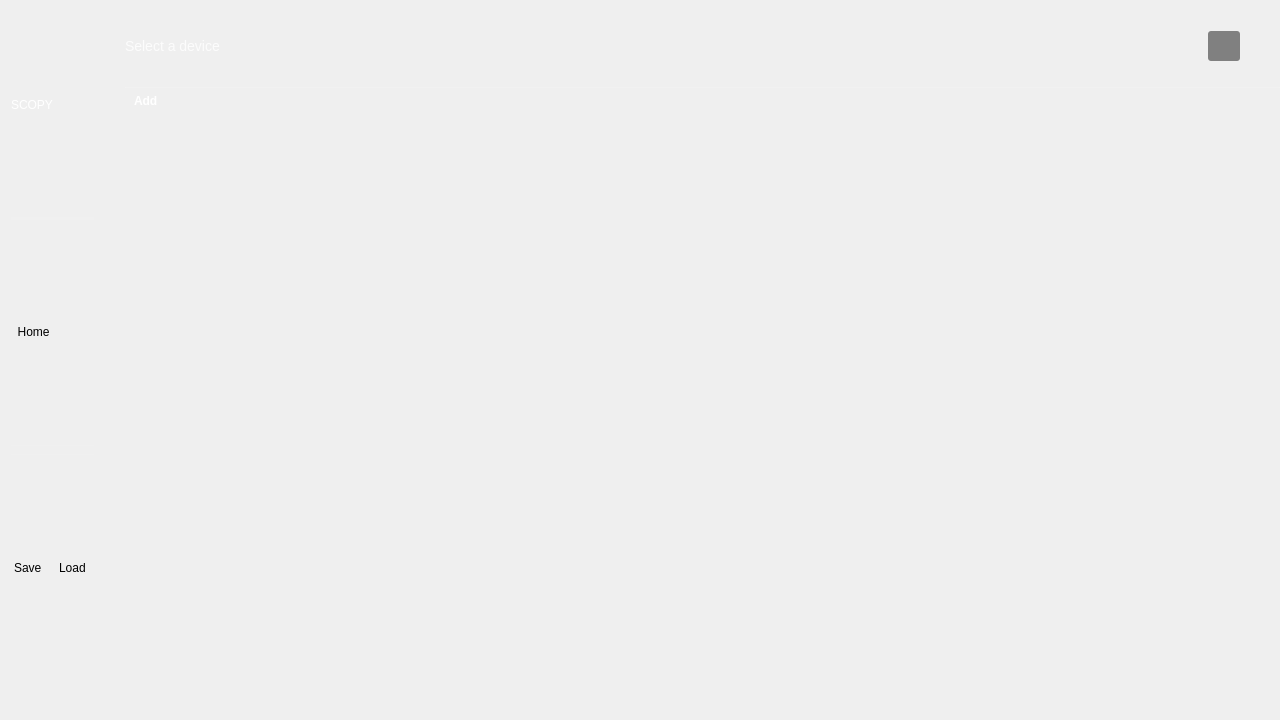
Before: the Qt Designer form ui/tool_launcher.ui in IanMadlenya/scopy, drawn with Qt 5.
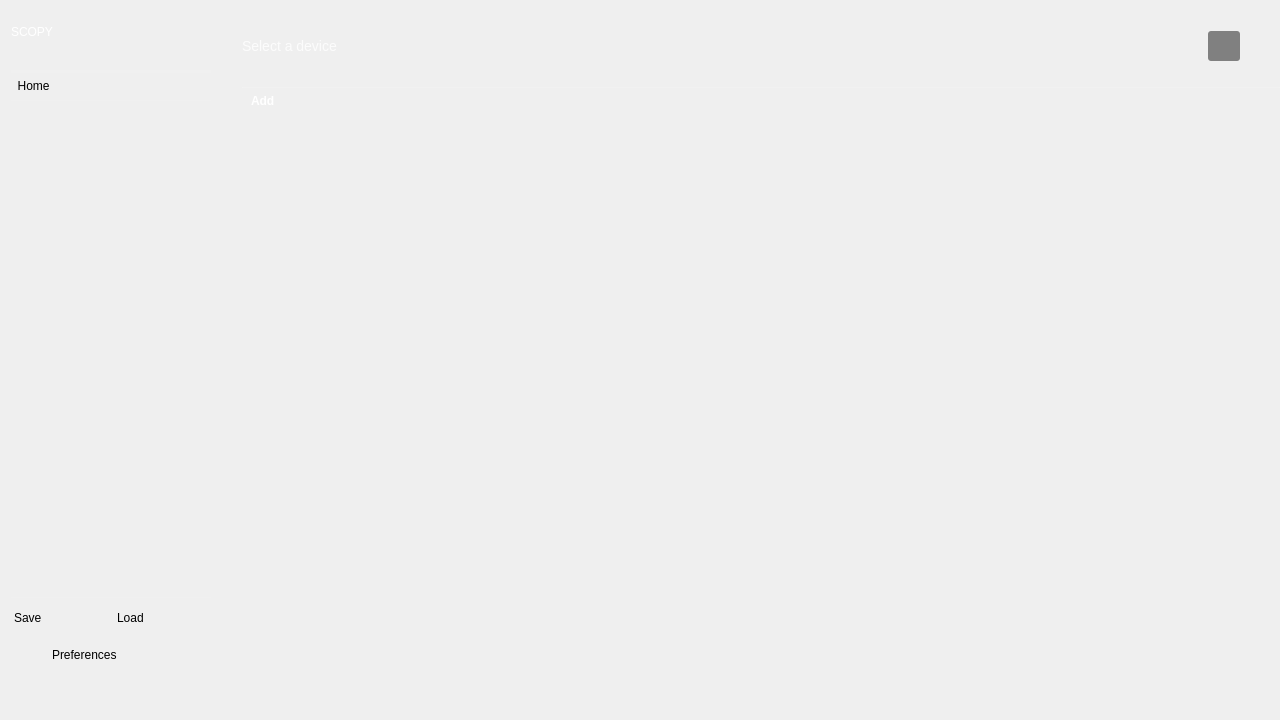
After: the same form once the commit is applied. Icons and pictures are not drawn. Custom widgets are drawn as their Qt base class.

Commit message:
ToolLauncher: Add the preference menu
A button for selecting the preference menu is available in the left side menu.
The tools menu is now generated inside a scroll area in order to be able to display all the elements of the left side menu.

What changed in the file:
```diff
--- a/ui/tool_launcher.ui
+++ b/ui/tool_launcher.ui
@@ -51,9 +51,7 @@
        </size>
       </property>
       <property name="styleSheet">
-       <string notr="true">QPushButton { text-align:left; border: none; background-color: none; }
-.QWidget:hover { background-color: rgba(0, 0, 0, 60); }
-.QWidget[selected=true] { background-color: rgba(0, 0, 0, 60); }</string>
+       <string notr="true">.QWidget[selected=true] { background-color: rgba(0, 0, 0, 60); }</string>
       </property>
       <layout class="QVBoxLayout" name="verticalLayout">
        <property name="leftMargin">
@@ -67,6 +65,11 @@
        </property>
        <item>
         <widget class="QWidget" name="menuControl" native="true">
+         <property name="styleSheet">
+          <string notr="true">QPushButton { text-align:left; border: none; background-color: none; }
+.QWidget:hover { background-color: rgba(0, 0, 0, 60); }
+.QWidget[selected=true] { background-color: rgba(0, 0, 0, 60); }</string>
+         </property>
          <layout class="QHBoxLayout" name="horizontalLayout_8">
           <property name="leftMargin">
            <number>0</number>
@@ -157,10 +160,15 @@
         <widget class="QWidget" name="home" native="true">
          <property name="maximumSize">
           <size>
-           <width>145</width>
+           <width>16777215</width>
            <height>16777215</height>
           </size>
          </property>
+         <property name="styleSheet">
+          <string notr="true">QPushButton { text-align:left; border: none; background-color: none; }
+.QWidget:hover { background-color: rgba(0, 0, 0, 60); }
+.QWidget[selected=true] { background-color: rgba(0, 0, 0, 60); }</string>
+         </property>
          <layout class="QHBoxLayout" name="horizontalLayout_7">
           <property name="spacing">
            <number>2</number>
@@ -254,14 +262,83 @@
         </widget>
        </item>
        <item>
-        <layout class="QVBoxLayout" name="menuOptionsLayout">
-         <property name="spacing">
-          <number>0</number>
+        <widget class="QScrollArea" name="scrollArea">
+         <property name="sizePolicy">
+          <sizepolicy hsizetype="Preferred" vsizetype="Expanding">
+           <horstretch>0</horstretch>
+           <verstretch>0</verstretch>
+          </sizepolicy>
          </property>
-         <property name="topMargin">
-          <number>0</number>
+         <property name="minimumSize">
+          <size>
+           <width>200</width>
+           <height>0</height>
+          </size>
          </property>
-        </layout>
+         <property name="frameShape">
+          <enum>QFrame::NoFrame</enum>
+         </property>
+         <property name="horizontalScrollBarPolicy">
+          <enum>Qt::ScrollBarAlwaysOff</enum>
+         </property>
+         <property name="widgetResizable">
+          <bool>true</bool>
+         </property>
+         <widget class="QWidget" name="scrollAreaWidgetContents">
+          <property name="geometry">
+           <rect>
+            <x>0</x>
+            <y>0</y>
+            <width>200</width>
+            <height>467</height>
+           </rect>
+          </property>
+          <property name="minimumSize">
+           <size>
+            <width>0</width>
+            <height>0</height>
+           </size>
+          </property>
+          <layout class="QVBoxLayout" name="verticalLayout_4">
+           <property name="spacing">
+            <number>0</number>
+           </property>
+           <property name="leftMargin">
+            <number>0</number>
+           </property>
+           <property name="topMargin">
+            <number>0</number>
+           </property>
+           <property name="rightMargin">
+            <number>0</number>
+           </property>
+           <property name="bottomMargin">
+            <number>0</number>
+           </property>
+           <item>
+            <widget class="QWidget" name="widget" native="true">
+             <property name="sizePolicy">
+              <sizepolicy hsizetype="Expanding" vsizetype="Expanding">
+               <horstretch>0</horstretch>
+               <verstretch>0</verstretch>
+              </sizepolicy>
+             </property>
+             <property name="styleSheet">
+              <string notr="true"/>
+             </property>
+             <layout class="QVBoxLayout" name="menuOptionsLayout">
+              <property name="sizeConstraint">
+               <enum>QLayout::SetMinAndMaxSize</enum>
+              </property>
+              <property name="leftMargin">
+               <number>0</number>
+              </property>
+             </layout>
+            </widget>
+           </item>
+          </layout>
+         </widget>
+        </widget>
        </item>
        <item>
         <widget class="Line" name="line">
@@ -316,6 +393,11 @@
                 <height>16777215</height>
                </size>
               </property>
+              <property name="styleSheet">
+               <string notr="true">QPushButton { text-align:left; border: none; background-color: none; }
+QWidget:hover { background-color: rgba(0, 0, 0, 60); }
+.QWidget[selected=true] { background-color: rgba(0, 0, 0, 60); }</string>
+              </property>
               <property name="text">
                <string>Save</string>
               </property>
@@ -383,6 +465,11 @@
                 <height>16777215</height>
                </size>
               </property>
+              <property name="styleSheet">
+               <string notr="true">QPushButton { text-align:left; border: none; background-color: none; }
+QWidget:hover { background-color: rgba(0, 0, 0, 60); }
+.QWidget[selected=true] { background-color: rgba(0, 0, 0, 60); }</string>
+              </property>
               <property name="text">
                <string>Load</string>
               </property>
@@ -417,6 +504,63 @@
          </item>
         </layout>
        </item>
+       <item>
+        <widget class="QWidget" name="preference" native="true">
+         <property name="styleSheet">
+          <string notr="true">QPushButton { text-align:left; border: none; background-color: none; }
+.QWidget:hover { background-color: rgba(0, 0, 0, 60); }
+.QWidget[selected=true] { background-color: rgba(0, 0, 0, 60); }</string>
+         </property>
+         <layout class="QHBoxLayout" name="horizontalLayout_9">
+          <item>
+           <widget class="QPushButton" name="prefBtn">
+            <property name="sizePolicy">
+             <sizepolicy hsizetype="Minimum" vsizetype="Preferred">
+              <horstretch>0</horstretch>
+              <verstretch>0</verstretch>
+             </sizepolicy>
+            </property>
+            <property name="maximumSize">
+             <size>
+              <width>100</width>
+              <height>16777215</height>
+             </size>
+            </property>
+            <property name="text">
+             <string>Preferences</string>
+            </property>
+            <property name="checkable">
+             <bool>true</bool>
+            </property>
+            <property name="flat">
+             <bool>true</bool>
+            </property>
+            <attribute name="buttonGroup">
+             <string notr="true">buttonGroup_2</string>
+            </attribute>
+           </widget>
+          </item>
+          <item>
+           <spacer name="horizontalSpacer_9">
+            <property name="orientation">
+             <enum>Qt::Horizontal</enum>
+            </property>
+            <property name="sizeType">
+             <enum>QSizePolicy::Fixed</enum>
+            </property>
+            <property name="sizeHint" stdset="0">
+             <size>
+              <width>18</width>
+              <height>0</height>
+             </size>
+            </property>
+           </spacer>
+          </item>
+         </layout>
+         <zorder>prefBtn</zorder>
+         <zorder>horizontalSpacer_9</zorder>
+        </widget>
+       </item>
        <item>
         <layout class="QHBoxLayout" name="analogLogo">
          <property name="spacing">
@@ -446,9 +590,12 @@
             </size>
            </property>
            <property name="styleSheet">
-            <string notr="true">background-image: url(:/menu/adi.png);
+            <string notr="true">.QWidget:hover { background-color: rgba(0, 0, 0, 60);} 
+QWidget {
+background-image: url(:/menu/adi.png);
 background-repeat: no-repeat;
-background-position: left center;</string>
+background-position: left center;
+}</string>
            </property>
           </widget>
          </item>
```
The commit also changes 2 other files.
